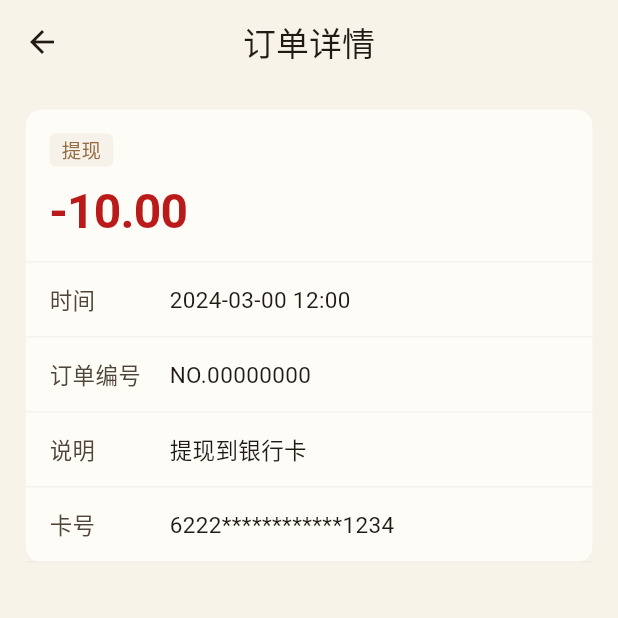
After one commit to maxrisk/shao_calendar, a Flutter app: the CommissionDetailPage screen opened directly, after a tap on "提现", on a phone screen of 412 x 824 dp, the top half of it. The commit adds this screen. Run offline on Flutter 3.47's test engine with Material 3 defaults, Android fonts, the phone set to English and light mode, and no system bars; our stand-ins replace qr_flutter, table_calendar; missing offline and left inert: lunar, mobile_scanner.

Commit message:
新增提现明细

```diff
--- /dev/null
+++ b/lib/models/commission_order.dart
@@ -0,0 +1,47 @@
+/// 订单类型
+enum CommissionOrderType {
+  /// 直接推荐奖励
+  direct(label: '直接推荐奖励'),
+
+  /// 间接推荐奖励
+  indirect(label: '间接推荐奖励'),
+
+  /// 提现
+  withdraw(label: '提现');
+
+  const CommissionOrderType({required this.label});
+
+  /// 标签文本
+  final String label;
+}
+
+/// 订单详情
+class CommissionOrder {
+  /// 创建订单详情
+  const CommissionOrder({
+    required this.type,
+    required this.amount,
+    required this.orderNo,
+    required this.dateTime,
+    required this.description,
+    this.cardNo,
+  });
+
+  /// 订单类型
+  final CommissionOrderType type;
+
+  /// 金额
+  final double amount;
+
+  /// 订单编号
+  final String orderNo;
+
+  /// 时间
+  final String dateTime;
+
+  /// 说明
+  final String description;
+
+  /// 卡号（提现时使用）
+  final String? cardNo;
+}
--- a/lib/pages/profile/commission_detail_page.dart
+++ b/lib/pages/profile/commission_detail_page.dart
@@ -1,6 +1,8 @@
 import 'package:flutter/material.dart';
 import 'widgets/statistic_card.dart';
 import 'widgets/commission_record_cell.dart';
+import '../../models/commission_order.dart';
+import 'commission_order_page.dart';
 
 /// 提成明细页面
 class CommissionDetailPage extends StatelessWidget {
@@ -50,12 +52,38 @@ class CommissionDetailPage extends StatelessWidget {
               itemCount: 20,
               itemBuilder: (context, index) {
                 return CommissionRecordCell(
-                  type: index % 2 == 0
-                      ? CommissionType.direct
-                      : CommissionType.indirect,
+                  type: index % 3 == 0
+                      ? CommissionOrderType.withdraw
+                      : index % 2 == 0
+                          ? CommissionOrderType.direct
+                          : CommissionOrderType.indirect,
                   orderNo: 'NO.${index.toString().padLeft(8, '0')}',
                   dateTime: '2024-03-${index.toString().padLeft(2, '0')} 12:00',
                   amount: index % 3 == 0 ? -10.0 : 50.0,
+                  onTap: () {
+                    Navigator.push(
+                      context,
+                      MaterialPageRoute(
+                        builder: (context) => CommissionOrderPage(
+                          order: CommissionOrder(
+                            type: index % 3 == 0
+                                ? CommissionOrderType.withdraw
+                                : index % 2 == 0
+                                    ? CommissionOrderType.direct
+                                    : CommissionOrderType.indirect,
+                            amount: index % 3 == 0 ? -10.0 : 50.0,
+                            orderNo: 'NO.${index.toString().padLeft(8, '0')}',
+                            dateTime:
+                                '2024-03-${index.toString().padLeft(2, '0')} 12:00',
+                            description:
+                                index % 3 == 0 ? '提现到银行卡' : '推荐用户购买会员服务',
+                            cardNo:
+                                index % 3 == 0 ? '6222************1234' : null,
+                          ),
+                        ),
+                      ),
+                    );
+                  },
                 );
               },
             ),
--- /dev/null
+++ b/lib/pages/profile/commission_order_page.dart
@@ -0,0 +1,147 @@
+import 'package:flutter/material.dart';
+import '../../models/commission_order.dart';
+
+/// 订单详情页面
+class CommissionOrderPage extends StatelessWidget {
+  /// 创建订单详情页面
+  const CommissionOrderPage({
+    super.key,
+    required this.order,
+  });
+
+  /// 订单信息
+  final CommissionOrder order;
+
+  @override
+  Widget build(BuildContext context) {
+    final colorScheme = Theme.of(context).colorScheme;
+
+    return Scaffold(
+      appBar: AppBar(
+        title: const Text('订单详情'),
+        backgroundColor: colorScheme.surface,
+        foregroundColor: colorScheme.onSurface,
+        elevation: 0,
+        scrolledUnderElevation: 0,
+        surfaceTintColor: Colors.transparent,
+        centerTitle: true,
+      ),
+      body: SingleChildScrollView(
+        padding: const EdgeInsets.all(16),
+        child: Column(
+          children: [
+            // 订单卡片
+            Container(
+              decoration: BoxDecoration(
+                color: Theme.of(context).cardColor,
+                borderRadius: BorderRadius.circular(12),
+                border: Border.all(
+                  color: colorScheme.outlineVariant.withAlpha(50),
+                ),
+              ),
+              child: Column(
+                crossAxisAlignment: CrossAxisAlignment.stretch,
+                children: [
+                  // 顶部标签和金额
+                  Container(
+                    padding: const EdgeInsets.all(16),
+                    decoration: BoxDecoration(
+                      border: Border(
+                        bottom: BorderSide(
+                          color: colorScheme.outlineVariant.withAlpha(50),
+                        ),
+                      ),
+                    ),
+                    child: Column(
+                      crossAxisAlignment: CrossAxisAlignment.start,
+                      children: [
+                        Container(
+                          padding: const EdgeInsets.symmetric(
+                            horizontal: 8,
+                            vertical: 3,
+                          ),
+                          decoration: BoxDecoration(
+                            color: colorScheme.primary.withAlpha(20),
+                            borderRadius: BorderRadius.circular(4),
+                          ),
+                          child: Text(
+                            order.type.label,
+                            style: TextStyle(
+                              fontSize: 13,
+                              color: colorScheme.primary,
+                              height: 1.2,
+                            ),
+                          ),
+                        ),
+                        const SizedBox(height: 12),
+                        Text(
+                          order.amount >= 0
+                              ? '+${order.amount.toStringAsFixed(2)}'
+                              : order.amount.toStringAsFixed(2),
+                          style: TextStyle(
+                            fontSize: 32,
+                            fontWeight: FontWeight.w600,
+                            color: order.amount >= 0
+                                ? colorScheme.primary
+                                : colorScheme.error,
+                            height: 1.1,
+                            letterSpacing: -0.5,
+                          ),
+                        ),
+                      ],
+                    ),
+                  ),
+                  // 订单信息列表
+                  _buildInfoItem(context, '时间', order.dateTime),
+                  _buildInfoItem(context, '订单编号', order.orderNo),
+                  _buildInfoItem(context, '说明', order.description),
+                  if (order.type == CommissionOrderType.withdraw &&
+                      order.cardNo != null)
+                    _buildInfoItem(context, '卡号', order.cardNo!),
+                ],
+              ),
+            ),
+          ],
+        ),
+      ),
+    );
+  }
+
+  Widget _buildInfoItem(BuildContext context, String label, String value) {
+    final colorScheme = Theme.of(context).colorScheme;
+
+    return Container(
+      padding: const EdgeInsets.symmetric(horizontal: 16, vertical: 14),
+      decoration: BoxDecoration(
+        border: Border(
+          bottom: BorderSide(
+            color: colorScheme.outlineVariant.withAlpha(50),
+          ),
+        ),
+      ),
+      child: Row(
+        children: [
+          SizedBox(
+            width: 80,
+            child: Text(
+              label,
+              style: TextStyle(
+                fontSize: 15,
+                color: colorScheme.onSurfaceVariant,
+              ),
+            ),
+          ),
+          Expanded(
+            child: Text(
+              value,
+              style: TextStyle(
+                fontSize: 15,
+                color: colorScheme.onSurface,
+              ),
+            ),
+          ),
+        ],
+      ),
+    );
+  }
+}
--- a/lib/pages/profile/widgets/commission_record_cell.dart
+++ b/lib/pages/profile/widgets/commission_record_cell.dart
@@ -1,18 +1,5 @@
 import 'package:flutter/material.dart';
-
-/// 提成类型
-enum CommissionType {
-  /// 直接推荐奖励
-  direct(label: '直接推荐奖励'),
-
-  /// 间接推荐奖励
-  indirect(label: '间接推荐奖励');
-
-  const CommissionType({required this.label});
-
-  /// 标签文本
-  final String label;
-}
+import '../../../models/commission_order.dart';
 
 /// 提成记录单元格
 class CommissionRecordCell extends StatelessWidget {
@@ -23,10 +10,11 @@ class CommissionRecordCell extends StatelessWidget {
     required this.orderNo,
     required this.dateTime,
     required this.amount,
+    this.onTap,
   });
 
   /// 提成类型
-  final CommissionType type;
+  final CommissionOrderType type;
 
   /// 单号
   final String orderNo;
@@ -37,11 +25,18 @@ class CommissionRecordCell extends StatelessWidget {
   /// 金额
   final double amount;
 
+  /// 点击回调
+  final VoidCallback? onTap;
+
   @override
   Widget build(BuildContext context) {
     final colorScheme = Theme.of(context).colorScheme;
 
-    return Container(
+    return Material(
+      color: Colors.transparent,
+      child: InkWell(
+        onTap: onTap,
+        child: Container(
           padding: const EdgeInsets.symmetric(horizontal: 16, vertical: 14),
           decoration: BoxDecoration(
             border: Border(
@@ -97,7 +92,8 @@ class CommissionRecordCell extends StatelessWidget {
                     style: TextStyle(
                       fontSize: 15,
                       fontWeight: FontWeight.w500,
-                  color: amount >= 0 ? colorScheme.primary : colorScheme.error,
+                      color:
+                          amount >= 0 ? colorScheme.primary : colorScheme.error,
                       height: 1.2,
                     ),
                   ),
@@ -105,6 +101,8 @@ class CommissionRecordCell extends StatelessWidget {
               ),
             ],
           ),
+        ),
+      ),
     );
   }
 }
```
Lines whose indentation alone changed are shown as unchanged.
